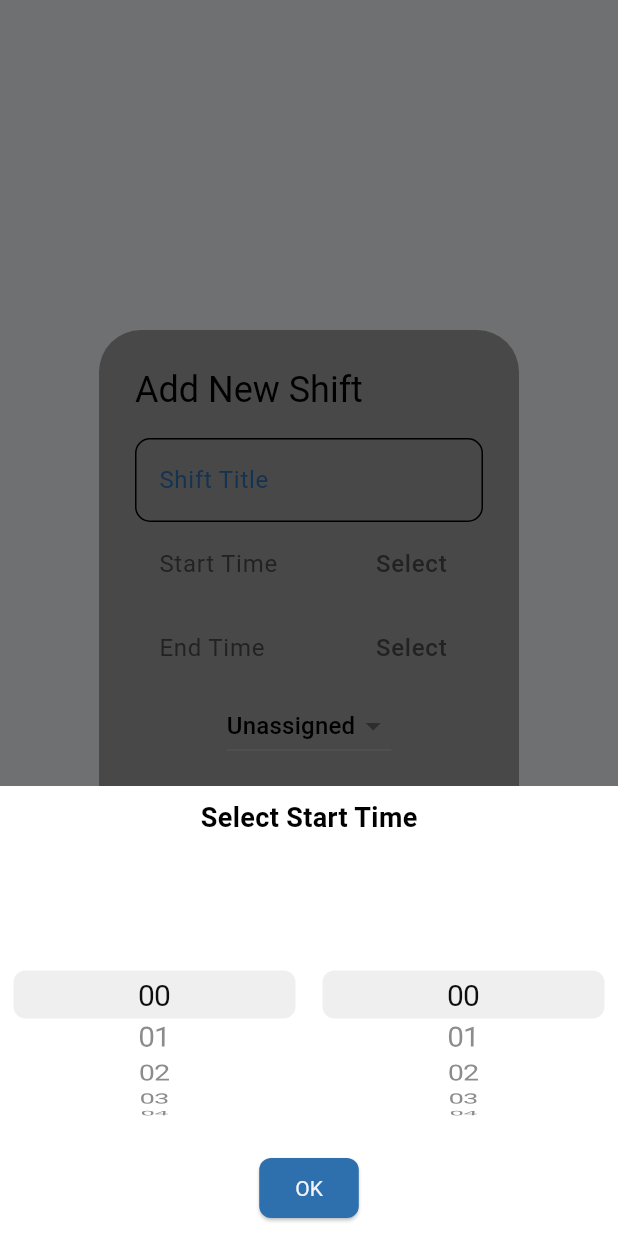
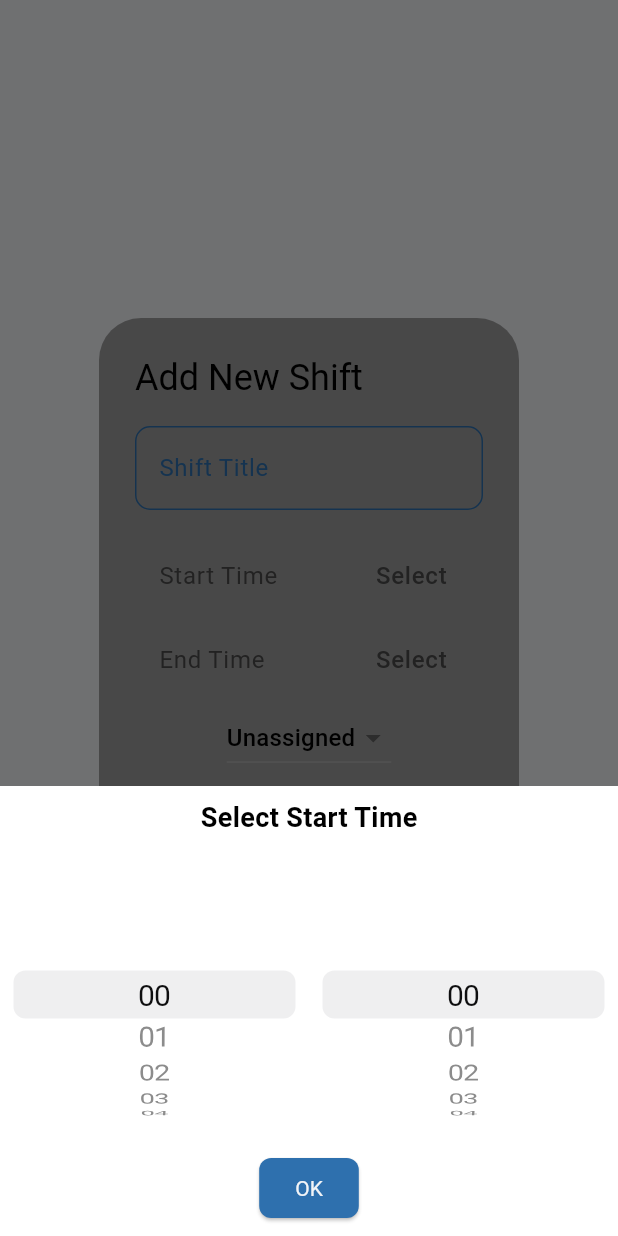
Before and after one commit to MKbrun/mobile_app_group5, a Flutter app: the AddShiftDialog widget shown alone on an empty page, opened directly, after a tap on "Start Time", on a phone screen of 412 x 824 dp. Run offline on Flutter 3.47's test engine with Material 3 defaults, Android fonts, the phone set to English and light mode, and no system bars; our stand-ins replace cached_network_image, cloud_firestore, firebase_auth, firebase_core, firebase_storage, flutter_chat_types and 4 more; accounts and stored records are empty; network calls fail.

Commit message:
fixed consistency in styling by using theme colors from app_theme

```diff
--- a/lib/screens/calendar_screen.dart
+++ b/lib/screens/calendar_screen.dart
@@ -174,7 +174,7 @@ class _CalendarScreenState extends State<CalendarScreen> {
               ),
               calendarStyle: CalendarStyle(
                 todayDecoration: BoxDecoration(
-                  color: Theme.of(context).colorScheme.secondary,
+                  color: AppTheme.blueColor,
                   shape: BoxShape.circle,
                 ),
                 todayTextStyle: const TextStyle(color: Colors.white),
--- a/lib/screens/home_screen.dart
+++ b/lib/screens/home_screen.dart
@@ -2,6 +2,7 @@ import 'package:flutter/material.dart';
 import 'package:cloud_firestore/cloud_firestore.dart';
 import 'package:firebase_auth/firebase_auth.dart';
 import 'package:mobile_app_group5/screens/primaryNavigationScreen.dart';
+import 'package:mobile_app_group5/themes/app_theme.dart';
 
 class HomeScreen extends StatelessWidget {
   const HomeScreen({super.key});
@@ -85,7 +86,8 @@ class HomeScreen extends StatelessWidget {
                     );
                   },
                   style: ElevatedButton.styleFrom(
-                    backgroundColor: Theme.of(context).colorScheme.secondary,
+                    backgroundColor: AppTheme
+                        .blueColor, // Use AppTheme.blueColor for consistency
                     shape: const CircleBorder(),
                     padding: const EdgeInsets.all(30),
                   ),
--- a/lib/screens/shift_management_screen.dart
+++ b/lib/screens/shift_management_screen.dart
@@ -445,6 +445,9 @@ class _ShiftManagementScreenState extends State<ShiftManagementScreen> {
                     _addShift(newShift);
                   }
                 },
+                style: ElevatedButton.styleFrom(
+                  backgroundColor: AppTheme.blueColor,
+                ),
                 child: const Text("Add New Shift"),
               ),
             ),
--- a/lib/themes/app_theme.dart
+++ b/lib/themes/app_theme.dart
@@ -135,8 +135,7 @@ class AppTheme {
         ),
         textStyle: TextStyle(
           color: Colors.white,
-      )
-    ),
+        )),
   );
 
   static final TextButtonThemeData _textButtonTheme = TextButtonThemeData(
@@ -153,6 +152,5 @@ class AppTheme {
       ),
       textStyle: TextStyle(
         color: Colors.white,
-      )
-  );
+      ));
 }
--- a/lib/widgets/add_shift_dialog.dart
+++ b/lib/widgets/add_shift_dialog.dart
@@ -1,6 +1,7 @@
 import 'package:flutter/cupertino.dart';
 import 'package:flutter/material.dart';
 import 'package:cloud_firestore/cloud_firestore.dart';
+import 'package:mobile_app_group5/themes/app_theme.dart';
 
 class AddShiftDialog extends StatefulWidget {
   @override
@@ -27,8 +28,7 @@ class _AddShiftDialogState extends State<AddShiftDialog> {
           await FirebaseFirestore.instance.collection('users').get();
       setState(() {
         users = snapshot.docs.map((doc) {
-          final data = doc.data()
-              as Map<String, dynamic>?; // Casting to Map<String, dynamic>?
+          final data = doc.data() as Map<String, dynamic>?;
           return {
             "id": doc.id,
             "username": data != null && data.containsKey('username')
@@ -143,6 +143,9 @@ class _AddShiftDialogState extends State<AddShiftDialog> {
                     });
                     Navigator.of(context).pop();
                   },
+                  style: ElevatedButton.styleFrom(
+                    backgroundColor: AppTheme.blueColor,
+                  ),
                   child: const Text("OK"),
                 ),
               ),
@@ -163,8 +166,21 @@ class _AddShiftDialogState extends State<AddShiftDialog> {
           // Shift Title
           TextField(
             controller: _titleController,
-            decoration: InputDecoration(labelText: "Shift Title"),
+            decoration: InputDecoration(
+              labelText: "Shift Title",
+              labelStyle:
+                  TextStyle(color: AppTheme.blueColor), // Apply theme color
+              focusedBorder: OutlineInputBorder(
+                borderSide: BorderSide(color: AppTheme.blueColor),
+                borderRadius: BorderRadius.circular(10),
+              ),
+              enabledBorder: OutlineInputBorder(
+                borderSide: BorderSide(color: AppTheme.blueColor),
+                borderRadius: BorderRadius.circular(10),
+              ),
+            ),
           ),
+          const SizedBox(height: 16.0),
           // Start Time Picker
           ListTile(
             title: const Text("Start Time"),
@@ -212,6 +228,9 @@ class _AddShiftDialogState extends State<AddShiftDialog> {
           onPressed: () {
             Navigator.of(context).pop();
           },
+          style: TextButton.styleFrom(
+            foregroundColor: AppTheme.blueColor, // Update "Cancel" button color
+          ),
         ),
         ElevatedButton(
           child: const Text("Add Shift"),
@@ -219,8 +238,8 @@ class _AddShiftDialogState extends State<AddShiftDialog> {
             if (startTime != null && endTime != null) {
               // Create new shift data
               Map<String, dynamic> newShift = {
-                "date": DateTime
-                    .now(), // This should be updated to the selected date from widget
+                "date":
+                    DateTime.now(), // Update this to selected date if needed
                 "startTime": Timestamp.fromDate(DateTime.now().add(Duration(
                     hours: startTime!.hour, minutes: startTime!.minute))),
                 "endTime": Timestamp.fromDate(DateTime.now().add(
@@ -238,6 +257,10 @@ class _AddShiftDialogState extends State<AddShiftDialog> {
               );
             }
           },
+          style: ElevatedButton.styleFrom(
+            backgroundColor:
+                AppTheme.blueColor, // Update "Add Shift" button color
+          ),
         ),
       ],
     );
```
Also changed, not shown: lib/screens/profile_screen.dart (+10 -1 lines). Lines whose indentation alone changed are shown as unchanged.
